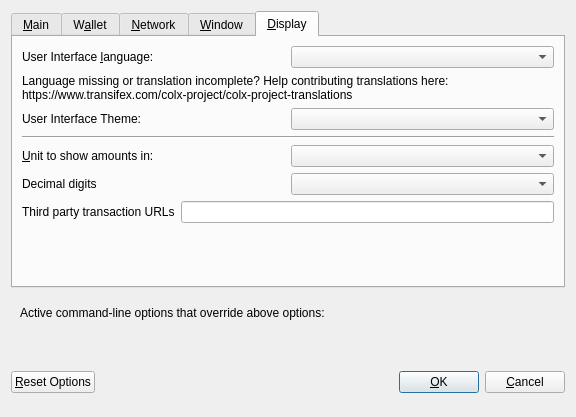
zeronode-project/zeronode, file src/qt/forms/optionsdialog.ui: the form before one commit.
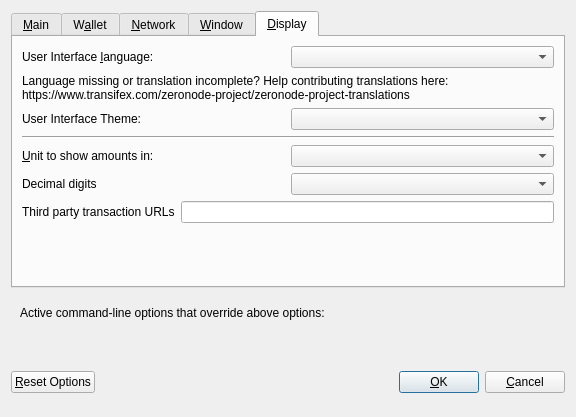
The form after the commit. The open tabs and pages were chosen to show the change. Custom widgets are drawn as their Qt base class.

```diff
--- a/src/qt/forms/optionsdialog.ui
+++ b/src/qt/forms/optionsdialog.ui
@@ -476,7 +476,7 @@
          </property>
          <property name="text">
           <string>Language missing or translation incomplete? Help contributing translations here:
-https://www.transifex.com/colx-project/colx-project-translations</string>
+https://www.transifex.com/zeronode-project/zeronode-project-translations</string>
          </property>
          <property name="wordWrap">
           <bool>true</bool>
```
Left out of the diff: 2 changed lines with no effect on the pictures.
